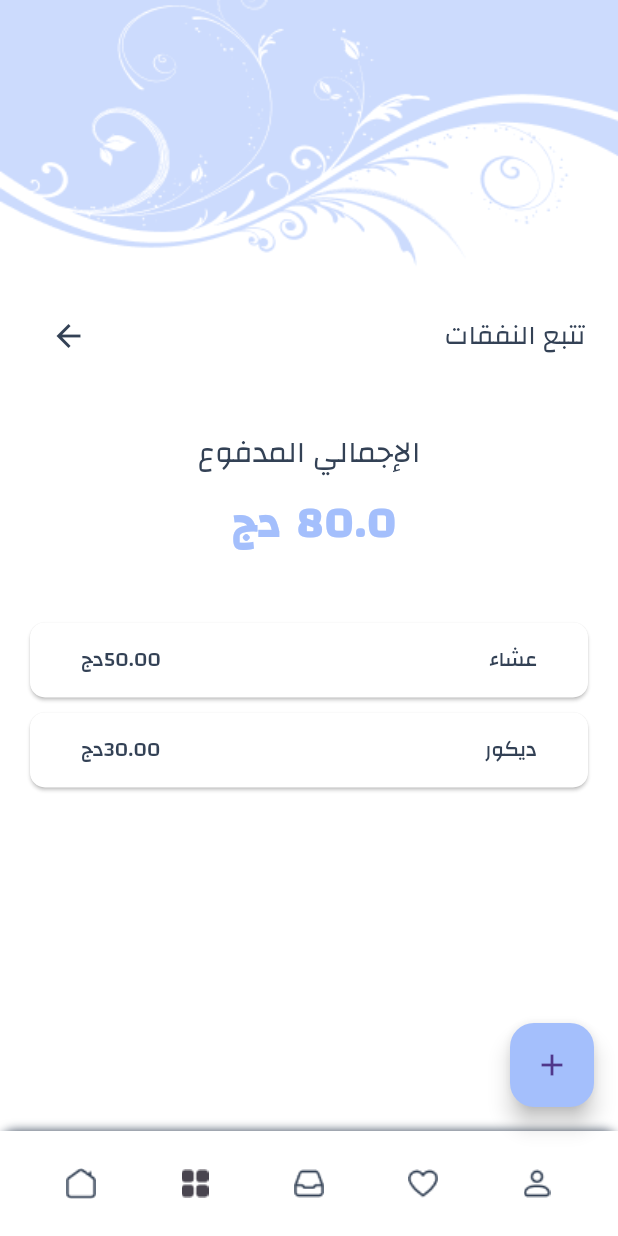
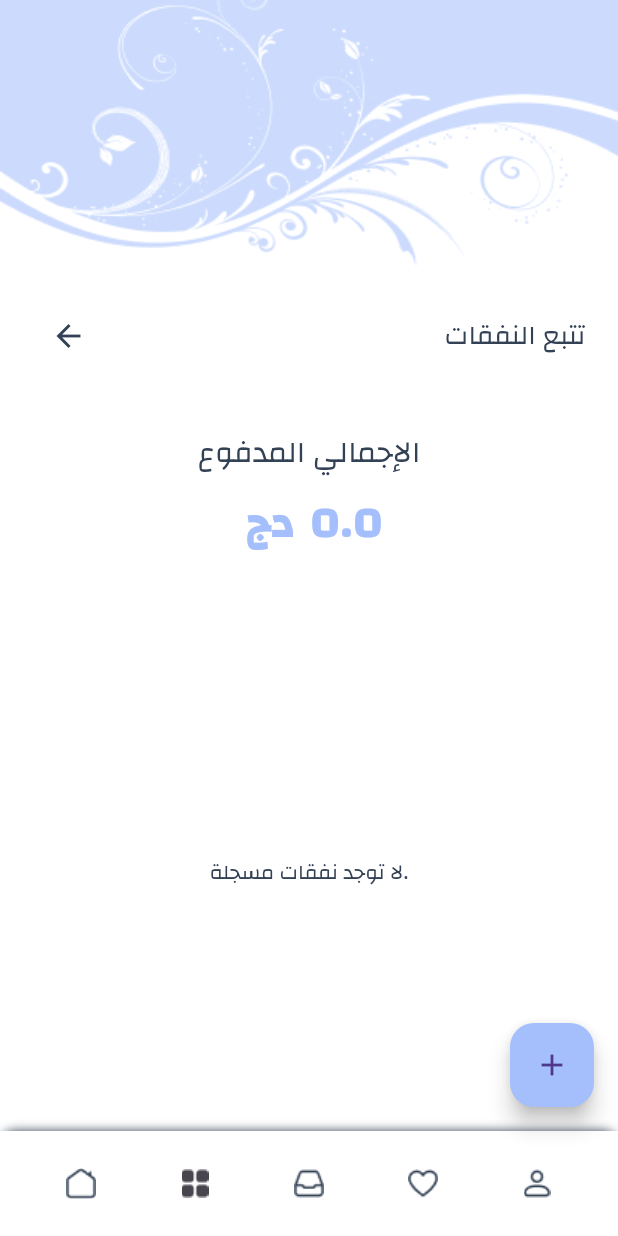
Before and after one commit to SamahFarez/3arouss, a Flutter app: the ExpenseTrackingPage screen opened directly, on a phone screen of 412 x 824 dp. Run offline on Flutter 3.47's test engine with Material 3 defaults, Android fonts, the phone set to English and light mode, and no system bars; our stand-ins replace flutter_colorpicker, image_picker, sqflite, table_calendar; accounts and stored records are empty.

Commit message:
Expenses Database

```diff
--- a/lib/app/bride/home-bride/expenses.dart
+++ b/lib/app/bride/home-bride/expenses.dart
@@ -2,13 +2,16 @@ import 'package:flutter/material.dart';
 import '../../shared/images.dart';
 import '../../shared/colors.dart';
 import '../../widgets/bottom_navigation_bar_bride.dart';
+import '../../../databases/dbhelper.dart';
+import '../../../databases/db_expense.dart';
 
 class Expense {
+  final int id;
   final String itemName;
   final double price;
   final DateTime date;
 
-  Expense({required this.itemName, required this.price, required this.date});
+  Expense({required this.id, required this.itemName, required this.price, required this.date});
 }
 
 class ExpenseTrackingPage extends StatefulWidget {
@@ -17,123 +20,26 @@ class ExpenseTrackingPage extends StatefulWidget {
 }
 
 class _ExpenseTrackingPageState extends State<ExpenseTrackingPage> {
-  List<Expense> _expensesList = [
-    Expense(itemName: 'عشاء', price: 50.0, date: DateTime.now()),
-    Expense(itemName: 'ديكور', price: 30.0, date: DateTime.now()),
-    // Add more expenses as needed
-  ];
+  List<Expense> _expensesList = [];
 
   @override
-  Widget build(BuildContext context) {
-    return Scaffold(
-      body: Stack(
-        children: [
-          Image.asset(
-            background_image,
-            fit: BoxFit.cover,
-            width: double.infinity,
-            height: double.infinity,
-          ),
-          Column(
-            children: [
-              SizedBox(height: 200),
-              Row(
-                mainAxisAlignment: MainAxisAlignment.spaceAround,
-                children: [
-                  IconButton(
-                    icon: Icon(Icons.arrow_back, color: dark_color),
-                    onPressed: () {
-                      Navigator.of(context).pop();
-                    },
-                  ),
-                  SizedBox(width: 140),
-                  Text(
-                    'تتبع النفقات',
-                    style: TextStyle(color: dark_color, fontSize: 18),
-                  ),
-                ],
-              ),
-              Container(
-                padding: EdgeInsets.all(20),
-                child: Column(
-                  crossAxisAlignment: CrossAxisAlignment.stretch,
-                  children: [
-                    Container(
-                      padding: EdgeInsets.all(20),
-                      child: Column(
-                        crossAxisAlignment: CrossAxisAlignment.stretch,
-                        children: [
-                          Text(
-                            'الإجمالي المدفوع',
-                            textAlign: TextAlign.center,
-                            style: TextStyle(color: dark_color, fontSize: 20),
-                          ),
-                          SizedBox(height: 10),
-                          Center(
-                            child: Row(
-                              crossAxisAlignment: CrossAxisAlignment.center,
-                              mainAxisAlignment: MainAxisAlignment.center,
-                              children: [
-                                Text(
-                                  ' دج',
-                                  style: TextStyle(
-                                    color: dark_blue_color,
-                                    fontSize: 30,
-                                    fontWeight: FontWeight.bold,
-                                  ),
-                                ),
-                                SizedBox(width: 10),
-                                Text(
-                                  '${_calculateTotalSpent()}',
-                                  style: TextStyle(
-                                    color: dark_blue_color,
-                                    fontSize: 30,
-                                    fontWeight: FontWeight.bold,
-                                  ),
-                                ),
-                              ],
-                            ),
-                          ),
-                        ],
-                      ),
-                    ),
-                  ],
-                ),
-              ),
-              Expanded(
-                child: _expensesList.isEmpty
-                    ? Center(
-                        child: Text(
-                          'لا توجد نفقات مسجلة.',
-                          textAlign: TextAlign.center,
-                          style: TextStyle(color: dark_color),
-                        ),
-                      )
-                    : ListView.builder(
-                        itemCount: _expensesList.length,
-                        itemBuilder: (context, index) {
-                          return _buildExpenseItem(_expensesList[index]);
-                        },
-                      ),
-              ),
-            ],
-          ),
-        ],
-      ),
-      floatingActionButton: FloatingActionButton(
-        onPressed: () {
-          _showAddExpenseDialog(context);
-        },
-        child: Icon(Icons.add),
-        backgroundColor: dark_blue_color,
-      ),
-      bottomNavigationBar: Container(
-        child: CustomBottomNavigationBar(
-          currentPageIndex: 1,
-          parentContext: context,
-        ),
-      ),
+  void initState() {
+    super.initState();
+    _loadExpensesFromDatabase();
+  }
+
+  Future<void> _loadExpensesFromDatabase() async {
+    final expenses = await ExpenseDB.getAllExpenses();
+    setState(() {
+      _expensesList = expenses.map((expense) {
+        return Expense(
+          id: expense['id'],
+          itemName: expense['title'],
+          price: expense['price'],
+          date: DateTime.parse(expense['date']),
         );
+      }).toList();
+    });
   }
 
   double _calculateTotalSpent() {
@@ -290,22 +196,26 @@ Widget _buildExpenseItem(Expense expense) {
                     ],
                   ),
                   child: TextButton(
-                    onPressed: () {
+                    onPressed: () async {
                       String itemName = itemNameController.text.trim();
                       String priceText = priceController.text.trim();
 
                       if (itemName.isNotEmpty && priceText.isNotEmpty) {
                         double price = double.parse(priceText);
-                        setState(() {
-                          _expensesList.add(
-                            Expense(
-                              itemName: itemName,
-                              price: price,
-                              date: DateTime.now(),
-                            ),
-                          );
+                        final currentDate = DateTime.now();
+
+                        // Insert the expense into the database
+                        await ExpenseDB.insertExpense({
+                          'title': itemName,
+                          'price': price,
+                          'date': currentDate.toIso8601String(),
+                          'create_date': currentDate.toIso8601String(),
                         });
+
+                        // Reload expenses from the database
+                        await _loadExpensesFromDatabase();
                       }
+
                       itemNameController.clear();
                       priceController.clear();
                       Navigator.of(context).pop();
@@ -327,11 +237,7 @@ Widget _buildExpenseItem(Expense expense) {
           ],
         );
       },
-
-
     );
-
-
   }
 
   void _showExpenseDetailsDialog(Expense expense) {
@@ -369,8 +275,12 @@ Widget _buildExpenseItem(Expense expense) {
               child: Text('إلغاء'),
             ),
             ElevatedButton(
-              onPressed: () {
-                _deleteExpense(expense);
+              onPressed: () async {
+                // Delete the expense from the database
+                await ExpenseDB.deleteExpense(expense.id);
+
+                // Reload expenses from the database
+                await _loadExpensesFromDatabase();
                 Navigator.of(context).pop();
               },
               child: Text('حذف'),
@@ -382,13 +292,119 @@ Widget _buildExpenseItem(Expense expense) {
   }
 
   String _formatDate(DateTime date) {
-    // Implement your preferred date formatting logic here
     return "${date.day}/${date.month}/${date.year}";
   }
 
-  void _deleteExpense(Expense expense) {
-    setState(() {
-      _expensesList.remove(expense);
-    });
+  @override
+  Widget build(BuildContext context) {
+    return Scaffold(
+      body: Stack(
+        children: [
+          Image.asset(
+            background_image,
+            fit: BoxFit.cover,
+            width: double.infinity,
+            height: double.infinity,
+          ),
+          Column(
+            children: [
+              SizedBox(height: 200),
+              Row(
+                mainAxisAlignment: MainAxisAlignment.spaceAround,
+                children: [
+                  IconButton(
+                    icon: Icon(Icons.arrow_back, color: dark_color),
+                    onPressed: () {
+                      Navigator.of(context).pop();
+                    },
+                  ),
+                  SizedBox(width: 140),
+                  Text(
+                    'تتبع النفقات',
+                    style: TextStyle(color: dark_color, fontSize: 18),
+                  ),
+                ],
+              ),
+              Container(
+                padding: EdgeInsets.all(20),
+                child: Column(
+                  crossAxisAlignment: CrossAxisAlignment.stretch,
+                  children: [
+                    Container(
+                      padding: EdgeInsets.all(20),
+                      child: Column(
+                        crossAxisAlignment: CrossAxisAlignment.stretch,
+                        children: [
+                          Text(
+                            'الإجمالي المدفوع',
+                            textAlign: TextAlign.center,
+                            style: TextStyle(color: dark_color, fontSize: 20),
+                          ),
+                          SizedBox(height: 10),
+                          Center(
+                            child: Row(
+                              crossAxisAlignment: CrossAxisAlignment.center,
+                              mainAxisAlignment: MainAxisAlignment.center,
+                              children: [
+                                Text(
+                                  ' دج',
+                                  style: TextStyle(
+                                    color: dark_blue_color,
+                                    fontSize: 30,
+                                    fontWeight: FontWeight.bold,
+                                  ),
+                                ),
+                                SizedBox(width: 10),
+                                Text(
+                                  '${_calculateTotalSpent()}',
+                                  style: TextStyle(
+                                    color: dark_blue_color,
+                                    fontSize: 30,
+                                    fontWeight: FontWeight.bold,
+                                  ),
+                                ),
+                              ],
+                            ),
+                          ),
+                        ],
+                      ),
+                    ),
+                  ],
+                ),
+              ),
+              Expanded(
+                child: _expensesList.isEmpty
+                    ? Center(
+                        child: Text(
+                          'لا توجد نفقات مسجلة.',
+                          textAlign: TextAlign.center,
+                          style: TextStyle(color: dark_color),
+                        ),
+                      )
+                    : ListView.builder(
+                        itemCount: _expensesList.length,
+                        itemBuilder: (context, index) {
+                          return _buildExpenseItem(_expensesList[index]);
+                        },
+                      ),
+              ),
+            ],
+          ),
+        ],
+      ),
+      floatingActionButton: FloatingActionButton(
+        onPressed: () {
+          _showAddExpenseDialog(context);
+        },
+        child: Icon(Icons.add),
+        backgroundColor: dark_blue_color,
+      ),
+      bottomNavigationBar: Container(
+        child: CustomBottomNavigationBar(
+          currentPageIndex: 1,
+          parentContext: context,
+        ),
+      ),
+    );
   }
 }
--- a/lib/app/bride/home-bride/requests/requests.dart
+++ b/lib/app/bride/home-bride/requests/requests.dart
@@ -3,7 +3,6 @@ import '../../../shared/images.dart';
 import '../../../shared/colors.dart';
 import '../home_bride.dart';
 import '../categories/categories.dart';
-import '../categories/publication.dart';
 import '../favorites/favorite_publication.dart';
 import '../profile/profile_bride.dart';
 
--- /dev/null
+++ b/lib/databases/db_expense.dart
@@ -0,0 +1,42 @@
+import 'package:sqflite/sqflite.dart';
+import 'dbhelper.dart';
+
+class ExpenseDB {
+  static Future<List<Map<String, dynamic>>> getAllExpenses() async {
+    final database = await ExpenseDBHelper.getDatabase();
+
+    return database.rawQuery('''SELECT
+            expenses.id ,
+            expenses.title,
+            expenses.price,
+            expenses.date
+          from expenses
+          ''');
+  }
+
+  static Future<double> getTotalPrice() async {
+    final database = await ExpenseDBHelper.getDatabase();
+
+    // Use querySingle to get a single result directly
+    final result = await database.querySingle('''SELECT sum(expenses.price)
+          FROM expenses
+          ''');
+
+    // Extract the total price from the result
+    final totalPrice = result['sum(expenses.price)'] ?? 0.0;
+
+    return totalPrice.toDouble(); // Return as double
+  }
+
+  static Future insertExpense(Map<String, dynamic> data) async {
+    final database = await ExpenseDBHelper.getDatabase();
+    database.insert("expenses", data,
+        conflictAlgorithm: ConflictAlgorithm.replace);
+  }
+
+  static Future deleteExpense(int id) async {
+    final database = await ExpenseDBHelper.getDatabase();
+    database.rawQuery("""delete from  expenses where id=?""", [id]);
+    return true;
+  }
+}
--- a/lib/databases/dbhelper.dart
+++ b/lib/databases/dbhelper.dart
@@ -2,7 +2,7 @@ import 'dart:async';
 import 'package:path/path.dart';
 import 'package:sqflite/sqflite.dart';
 
-class DBHelper {
+class TodoDBHelper {
   static const _database_name = "ENSIA_MY_DB.db";
   static const _database_version = 4;
   static Database? _database;
@@ -32,3 +32,35 @@ class DBHelper {
     return _database!;
   }
 }
+
+
+class ExpenseDBHelper {
+  static const _database_name = "ENSIA_MY_EXPENSE_V1.db";
+  static const _database_version = 4;
+  static var _database;
+
+  static Future getDatabase() async {
+    if (_database != null) {
+      return _database;
+    }
+    _database = openDatabase(
+      join(await getDatabasesPath(), _database_name),
+      onCreate: (database, version) {
+        database.execute('''
+          CREATE TABLE  expenses (
+              id INTEGER PRIMARY KEY AUTOINCREMENT,
+              title TEXT,
+              price REAL,
+              date TEXT,
+              create_date TEXT
+            )
+        ''');
+      },
+      version: _database_version,
+      onUpgrade: (db, oldVersion, newVersion) {
+        // do nothing...
+      },
+    );
+    return _database;
+  }
+}
```
Also changed, not shown: lib/databases/db_todo.dart (+6 -6 lines), lib/databases/db_food.dart (added). Lines whose indentation alone changed are shown as unchanged.
